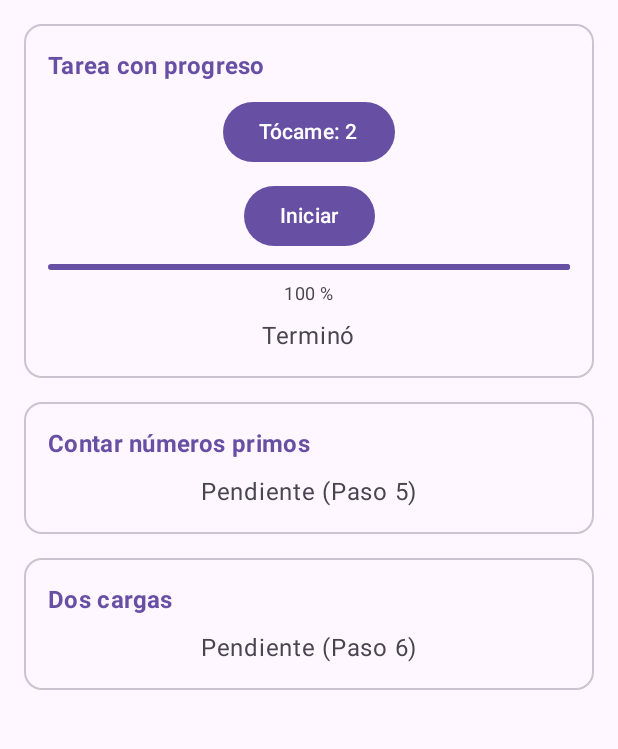
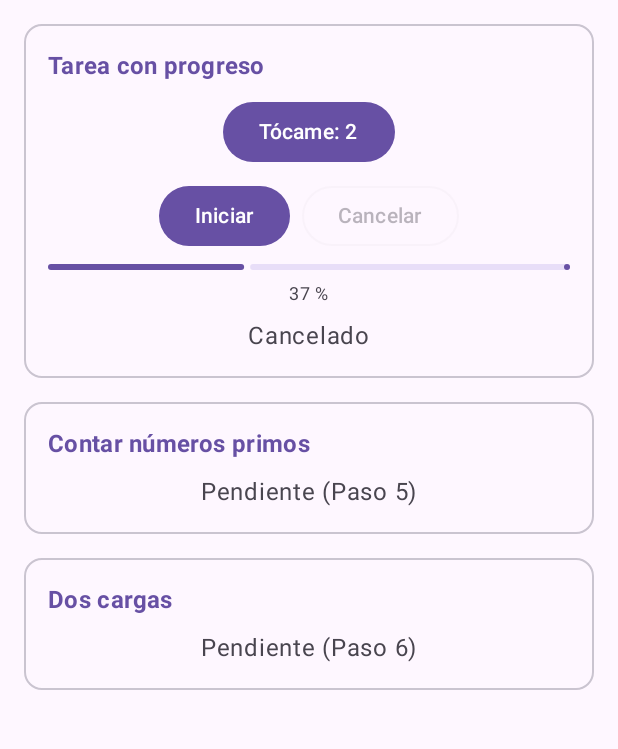
Before and after one commit to faridchz16/CentroTareas, an Android app built with Jetpack Compose: the screen it shows after launch (MainActivity), after a tap on an icon or button, on a phone screen of 412 x 824 dp, the part 96-845 px from its top. Run offline under Robolectric (Android 15) with nearby library versions, the phone set to English and light mode, and no system bars; 3 other taps on this screen came first.

Commit message:
feat(cancelar): permite cancelar la tarea con Job

```diff
--- a/app/src/main/java/com/chavez/centrotareas/ui/PantallaTareas.kt
+++ b/app/src/main/java/com/chavez/centrotareas/ui/PantallaTareas.kt
@@ -4,6 +4,7 @@ import androidx.compose.foundation.BorderStroke
 import androidx.compose.foundation.layout.Arrangement
 import androidx.compose.foundation.layout.Column
 import androidx.compose.foundation.layout.ColumnScope
+import androidx.compose.foundation.layout.Row
 import androidx.compose.foundation.layout.fillMaxSize
 import androidx.compose.foundation.layout.fillMaxWidth
 import androidx.compose.foundation.layout.padding
@@ -15,6 +16,7 @@ import androidx.compose.material3.CardDefaults
 import androidx.compose.material3.ExperimentalMaterial3Api
 import androidx.compose.material3.LinearProgressIndicator
 import androidx.compose.material3.MaterialTheme
+import androidx.compose.material3.OutlinedButton
 import androidx.compose.material3.Scaffold
 import androidx.compose.material3.Text
 import androidx.compose.material3.TopAppBar
@@ -36,6 +38,7 @@ import com.chavez.centrotareas.viewmodel.TareasViewModel
 fun PantallaTareas(vm: TareasViewModel) {
     val mensaje by vm.mensaje.collectAsState()
     val progreso by vm.progreso.collectAsState()
+    val corriendo by vm.corriendo.collectAsState()
 
     var toques by rememberSaveable { mutableIntStateOf(0) }
 
@@ -63,8 +66,19 @@ fun PantallaTareas(vm: TareasViewModel) {
                     Text("Tócame: $toques")
                 }
 
-                Button(onClick = { vm.tareaLarga() }) {
-                    Text("Iniciar")
+                Row(horizontalArrangement = Arrangement.spacedBy(8.dp)) {
+                    Button(
+                        onClick = { vm.tareaLarga() },
+                        enabled = !corriendo
+                    ) {
+                        Text("Iniciar")
+                    }
+                    OutlinedButton(
+                        onClick = { vm.cancelar() },
+                        enabled = corriendo
+                    ) {
+                        Text("Cancelar")
+                    }
                 }
 
                 LinearProgressIndicator(
--- a/app/src/main/java/com/chavez/centrotareas/viewmodel/TareasViewModel.kt
+++ b/app/src/main/java/com/chavez/centrotareas/viewmodel/TareasViewModel.kt
@@ -7,6 +7,7 @@ import com.chavez.centrotareas.data.TareasRepository
 import com.chavez.centrotareas.model.CargaUi
 import com.chavez.centrotareas.model.PrimosUi
 import kotlinx.coroutines.Dispatchers
+import kotlinx.coroutines.Job
 import kotlinx.coroutines.delay
 import kotlinx.coroutines.flow.MutableStateFlow
 import kotlinx.coroutines.flow.StateFlow
@@ -22,8 +23,17 @@ class TareasViewModel(private val repo: TareasRepository) : ViewModel() {
     private val _progreso = MutableStateFlow(0f)
     val progreso: StateFlow<Float> = _progreso.asStateFlow()
 
+    private val _corriendo = MutableStateFlow(false)
+    val corriendo: StateFlow<Boolean> = _corriendo.asStateFlow()
+
+    private var trabajo: Job? = null
+
     fun tareaLarga() {
-        viewModelScope.launch {
+        if (_corriendo.value) return
+
+        trabajo = viewModelScope.launch {
+            _corriendo.value = true
+            try {
                 _progreso.value = 0f
                 _mensaje.value = "Trabajando..."
                 Log.d("HILO", "Antes: ${Thread.currentThread().name}")
@@ -38,7 +48,16 @@ class TareasViewModel(private val repo: TareasRepository) : ViewModel() {
 
                 Log.d("HILO", "Despues: ${Thread.currentThread().name}")
                 _mensaje.value = "Terminó"
+            } finally {
+                _corriendo.value = false
             }
+        }
+    }
+
+    fun cancelar() {
+        trabajo?.cancel()
+        trabajo = null
+        _mensaje.value = "Cancelado"
     }
 
     private val _primos = MutableStateFlow<PrimosUi>(PrimosUi.Inicial)
```
Lines whose indentation alone changed are shown as unchanged.
